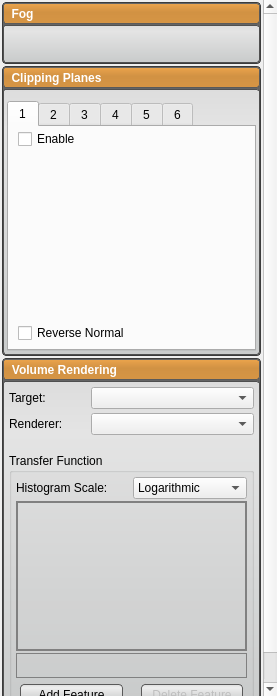
SCIInstitute/Seg3D, file src/Interface/Application/RenderingDockWidget.ui: the form before one commit.
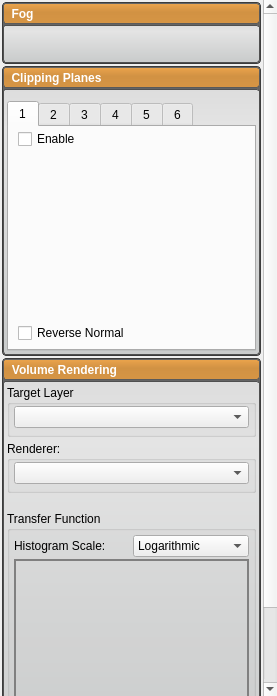
The form after the commit. Custom widgets are drawn as their Qt base class.

Commit message: fixed the real issue with the groupbuttonmenu, fixed the inconsistancy with the renderingdockwidget's ui and uncommented some code that I had accidentally commented and committed in my last commit

The edit to the form file:
```diff
--- a/src/Interface/Application/RenderingDockWidget.ui
+++ b/src/Interface/Application/RenderingDockWidget.ui
@@ -269,9 +269,9 @@
        <property name="geometry">
         <rect>
          <x>0</x>
-         <y>-75</y>
+         <y>-79</y>
          <width>262</width>
-         <height>749</height>
+         <height>787</height>
         </rect>
        </property>
        <layout class="QVBoxLayout" name="scroll_area_layout_">
@@ -1347,37 +1347,51 @@
            </item>
            <item>
             <widget class="QWidget" name="vr_content_" native="true">
-             <layout class="QVBoxLayout" name="verticalLayout_21">
+             <layout class="QVBoxLayout" name="verticalLayout_27">
               <property name="spacing">
                <number>4</number>
               </property>
               <property name="margin">
-               <number>6</number>
+               <number>4</number>
               </property>
               <item>
-               <widget class="QWidget" name="widget_3" native="true">
-                <property name="sizePolicy">
-                 <sizepolicy hsizetype="Ignored" vsizetype="Fixed">
-                  <horstretch>0</horstretch>
-                  <verstretch>0</verstretch>
-                 </sizepolicy>
+               <widget class="QGroupBox" name="groupBox_2">
+                <property name="minimumSize">
+                 <size>
+                  <width>0</width>
+                  <height>52</height>
+                 </size>
                 </property>
-                <layout class="QHBoxLayout" name="horizontalLayout_4" stretch="1,2">
+                <property name="maximumSize">
+                 <size>
+                  <width>16777215</width>
+                  <height>52</height>
+                 </size>
+                </property>
+                <property name="title">
+                 <string>Target Layer</string>
+                </property>
+                <property name="alignment">
+                 <set>Qt::AlignLeading|Qt::AlignLeft|Qt::AlignTop</set>
+                </property>
+                <layout class="QVBoxLayout" name="verticalLayout_21">
                  <property name="spacing">
                   <number>0</number>
                  </property>
-                 <property name="margin">
+                 <property name="leftMargin">
+                  <number>4</number>
+                 </property>
+                 <property name="topMargin">
                   <number>0</number>
                  </property>
+                 <property name="rightMargin">
+                  <number>4</number>
+                 </property>
+                 <property name="bottomMargin">
+                  <number>4</number>
+                 </property>
                  <item>
-                  <widget class="QLabel" name="label_27">
-                   <property name="text">
-                    <string>Target:</string>
-                   </property>
-                  </widget>
-                 </item>
-                 <item>
-                  <widget class="QComboBox" name="vr_target_">
+                  <widget class="QtUtils::QtDropableComboBox" name="vr_target_">
                    <property name="sizePolicy">
                     <sizepolicy hsizetype="Ignored" vsizetype="Fixed">
                      <horstretch>0</horstretch>
@@ -1390,27 +1404,41 @@
                </widget>
               </item>
               <item>
-               <widget class="QWidget" name="widget_5" native="true">
-                <property name="sizePolicy">
-                 <sizepolicy hsizetype="Preferred" vsizetype="Fixed">
-                  <horstretch>0</horstretch>
-                  <verstretch>0</verstretch>
-                 </sizepolicy>
+               <widget class="QGroupBox" name="groupBox_3">
+                <property name="minimumSize">
+                 <size>
+                  <width>0</width>
+                  <height>52</height>
+                 </size>
                 </property>
-                <layout class="QHBoxLayout" name="horizontalLayout_9" stretch="1,2">
+                <property name="maximumSize">
+                 <size>
+                  <width>16777215</width>
+                  <height>52</height>
+                 </size>
+                </property>
+                <property name="title">
+                 <string>Renderer:</string>
+                </property>
+                <property name="alignment">
+                 <set>Qt::AlignLeading|Qt::AlignLeft|Qt::AlignTop</set>
+                </property>
+                <layout class="QVBoxLayout" name="verticalLayout_26">
                  <property name="spacing">
                   <number>0</number>
                  </property>
-                 <property name="margin">
+                 <property name="leftMargin">
+                  <number>4</number>
+                 </property>
+                 <property name="topMargin">
                   <number>0</number>
                  </property>
-                 <item>
-                  <widget class="QLabel" name="label_29">
-                   <property name="text">
-                    <string>Renderer:</string>
-                   </property>
-                  </widget>
-                 </item>
+                 <property name="rightMargin">
+                  <number>4</number>
+                 </property>
+                 <property name="bottomMargin">
+                  <number>4</number>
+                 </property>
                  <item>
                   <widget class="QComboBox" name="renderer_combobox_">
                    <property name="sizePolicy">
@@ -1688,6 +1716,11 @@
    <header location="global">Interface/Application/TransferFunctionFeatureWidget.h</header>
    <container>1</container>
   </customwidget>
+  <customwidget>
+   <class>QtUtils::QtDropableComboBox</class>
+   <extends>QComboBox</extends>
+   <header location="global">QtUtils/Widgets/QtDropableComboBox.h</header>
+  </customwidget>
  </customwidgets>
  <resources>
   <include location="../../Resources/QtResources.qrc"/>
```
The commit also changes 3 other files.
